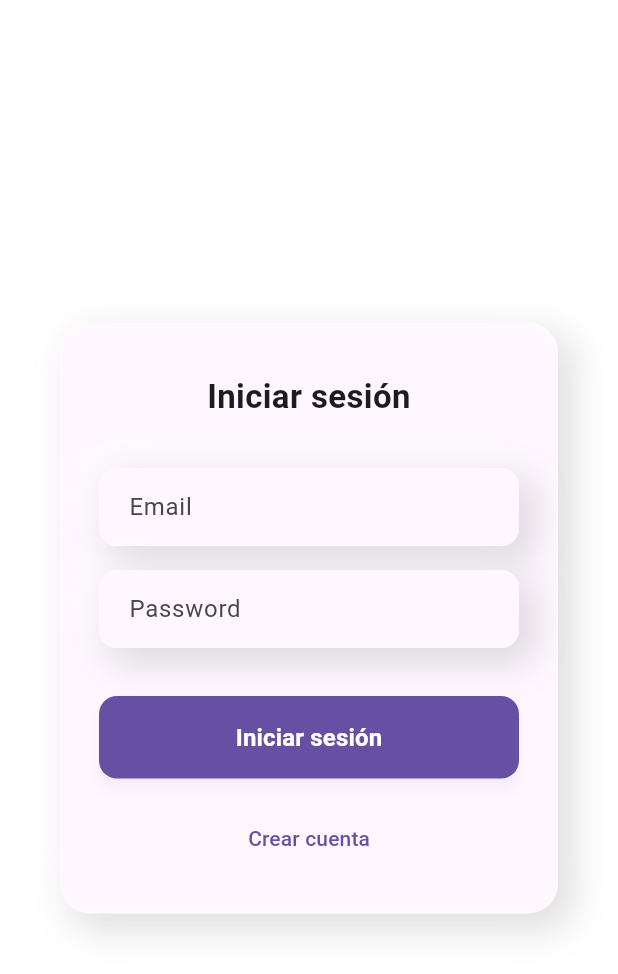
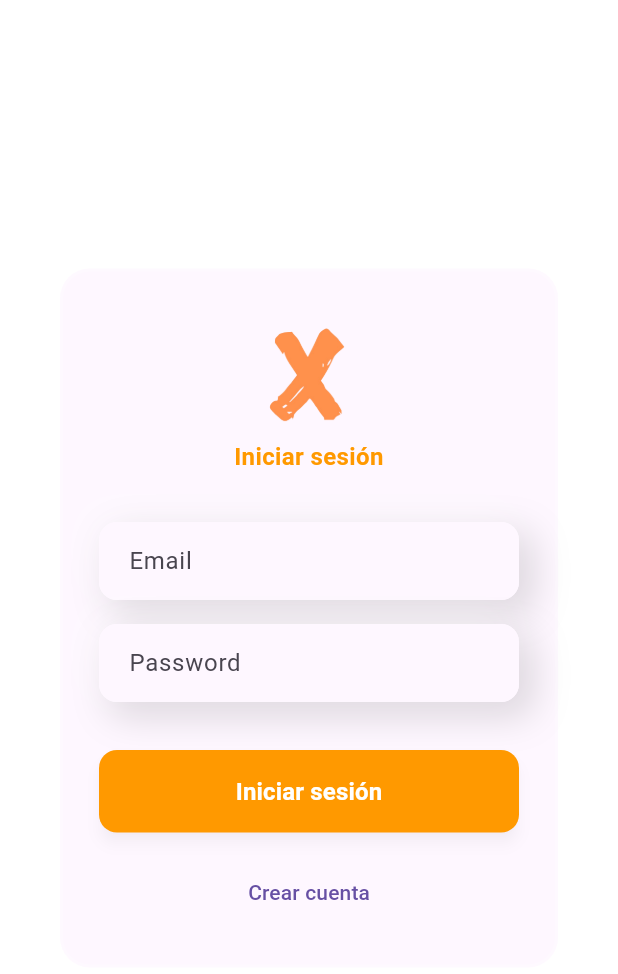
Before and after one commit to lasheralberto/sapersx, a Flutter app: the LoginDialog screen opened by its route, on a phone screen of 412 x 824 dp. Shown: the top 974 px of the screen. Run offline on Flutter 3.47's test engine with Material 3 defaults, Android fonts, the phone set to English and light mode, and no system bars; our stand-ins replace cloud_firestore, file_picker, firebase_auth, firebase_core, firebase_storage, rxdart; missing offline and left inert: flutter_highlighting, pasteboard, random_avatar; accounts and stored records are empty.

Commit message:
new login and logo

```diff
--- a/lib/components/screens/login_dialog.dart
+++ b/lib/components/screens/login_dialog.dart
@@ -110,8 +110,9 @@ class _LoginDialogState extends State<LoginDialog> {
         decoration: BoxDecoration(
           color: Theme.of(context).colorScheme.surface,
           borderRadius: BorderRadius.circular(20),
-          boxShadow: _mesoShadow,
-          border: Border.all(color: _mesoBorder.color, width: _mesoBorder.width),
+          boxShadow: null,
+          border:
+              Border.all(color: _mesoBorder.color, width: _mesoBorder.width),
         ),
         child: SingleChildScrollView(
           child: Container(
@@ -123,14 +124,20 @@ class _LoginDialogState extends State<LoginDialog> {
                 mainAxisSize: MainAxisSize.min,
                 crossAxisAlignment: CrossAxisAlignment.stretch,
                 children: [
+                  Image.asset(
+                    AppStyles.tabMarkerImage,
+                    height: 80,
+                    width: 80,
+                    fit: BoxFit.contain,
+                  ),
                   Text(
                     _isSignUp
                         ? Texts.translate('crearCuenta', globalLanguage)
                         : Texts.translate('iniciarSesion', globalLanguage),
                     style: TextStyle(
-                      fontSize: 22,
+                      fontSize: 16,
                       fontWeight: FontWeight.bold,
-                      color: Theme.of(context).colorScheme.onSurface,
+                      color: AppStyles().getButtonColor(context),
                     ),
                     textAlign: TextAlign.center,
                   ),
@@ -167,7 +174,8 @@ class _LoginDialogState extends State<LoginDialog> {
                     const SizedBox(height: 16),
                     _buildTextField(
                       controller: _confirmPasswordController,
-                      label: Texts.translate('confirmarContraseña', globalLanguage),
+                      label: Texts.translate(
+                          'confirmarContraseña', globalLanguage),
                       obscureText: true,
                       validator: (value) {
                         if (value == null || value.isEmpty) {
@@ -218,7 +226,7 @@ class _LoginDialogState extends State<LoginDialog> {
                       }
                     },
                     style: ElevatedButton.styleFrom(
-                      backgroundColor: Theme.of(context).colorScheme.primary,
+                      backgroundColor: AppStyles().getButtonColor(context),
                       padding: const EdgeInsets.symmetric(vertical: 16),
                       shape: RoundedRectangleBorder(
                         borderRadius: BorderRadius.circular(12),
@@ -232,13 +240,15 @@ class _LoginDialogState extends State<LoginDialog> {
                             width: 20,
                             child: CircularProgressIndicator(
                               strokeWidth: 2,
-                              valueColor: AlwaysStoppedAnimation<Color>(Colors.white),
+                              valueColor:
+                                  AlwaysStoppedAnimation<Color>(Colors.white),
                             ),
                           )
                         : Text(
                             _isSignUp
                                 ? Texts.translate('crearCuenta', globalLanguage)
-                                : Texts.translate('iniciarSesion', globalLanguage),
+                                : Texts.translate(
+                                    'iniciarSesion', globalLanguage),
                             style: TextStyle(
                               fontSize: 16,
                               fontWeight: FontWeight.bold,
@@ -291,7 +301,8 @@ class _LoginDialogState extends State<LoginDialog> {
           ),
           filled: true,
           fillColor: Theme.of(context).colorScheme.surface,
-          contentPadding: const EdgeInsets.symmetric(horizontal: 16, vertical: 14),
+          contentPadding:
+              const EdgeInsets.symmetric(horizontal: 16, vertical: 14),
         ),
         style: TextStyle(
           fontSize: 16,
--- a/lib/components/screens/popup_create_post.dart
+++ b/lib/components/screens/popup_create_post.dart
@@ -251,7 +251,7 @@ class _CreatePostDialogState extends State<CreatePostDialog> {
                       Navigator.pop(context, newPost);
                     },
                     child: isLoadingPost == true
-                        ? AppStyles().progressIndicatorButton()
+                        ? AppStyles().progressIndicatorCreatePostButton()
                         : Text(Texts.translate('publicar', globalLanguage)),
                   ),
                   IconButton(
--- a/lib/models/styles.dart
+++ b/lib/models/styles.dart
@@ -39,6 +39,12 @@ class AppStyles {
   static const String tabMarkerImage = 'assets/images/tabmarker.png';
   //logo iamge
   static const String logoImage = 'assets/images/logo.png';
+
+    Widget progressIndicatorCreatePostButton() {
+    return const CircularProgressIndicator(
+      valueColor: AlwaysStoppedAnimation<Color>(Colors.white),
+    );
+  }
 
   //Progress indicator button
   Widget progressIndicatorButton() {
```
Also changed, not shown: lib/components/widgets/postcard.dart (+21 -3 lines), lib/components/widgets/reply_section.dart (+9 -4 lines), lib/models/firebase_service.dart (+4 -4 lines), assets/images/logo-trans.png (deleted), assets/images/logo.png.
